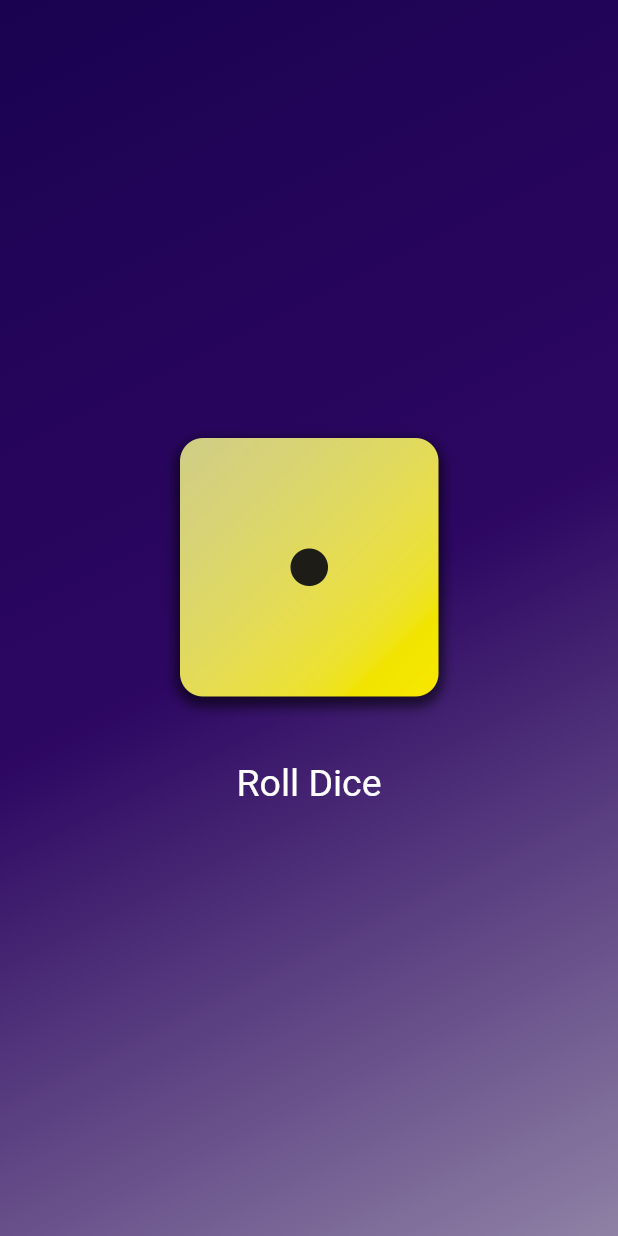
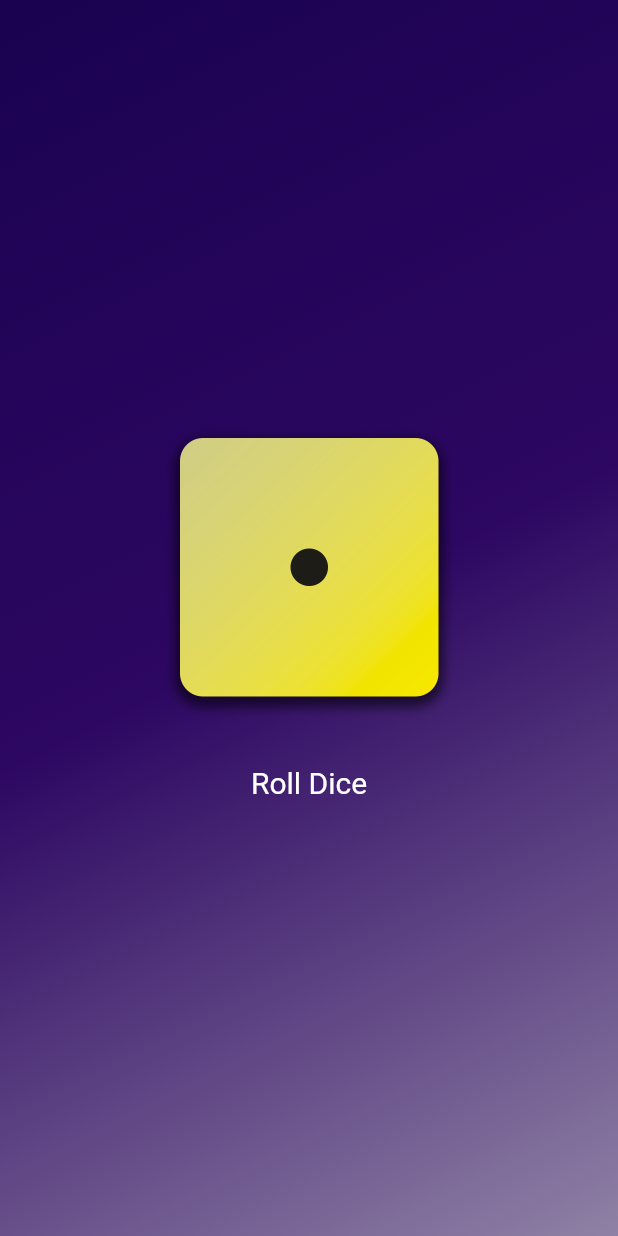
Before and after one commit to Mahmoud-Emad/flutter-journey, a Flutter app: the screen it shows after launch, on a phone screen of 412 x 824 dp. Run offline on Flutter 3.47's test engine with Material 2 defaults, Android fonts, the phone set to English and light mode, and no system bars.

Commit message:
Styling buttons & working with padding.

```diff
--- a/projects/project1/lib/gradient_container.dart
+++ b/projects/project1/lib/gradient_container.dart
@@ -34,9 +34,12 @@ class GradientContainer extends StatelessWidget {
             const SizedBox(height: 20),
             TextButton(
               style: TextButton.styleFrom(
+                // padding: const EdgeInsets.only(
+                //   top: 20,
+                // ),
                 foregroundColor: Colors.white,
                 textStyle: const TextStyle(
-                  fontSize: 25,
+                  fontSize: 20,
                 ),
               ),
               onPressed: rollDice,
```
